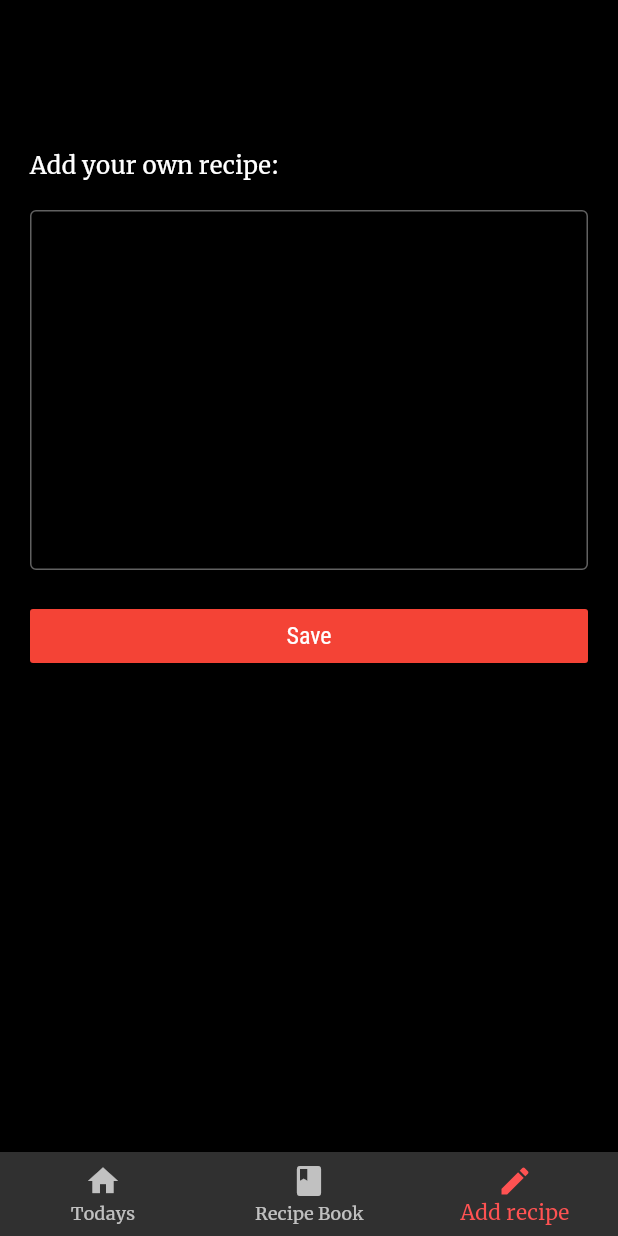
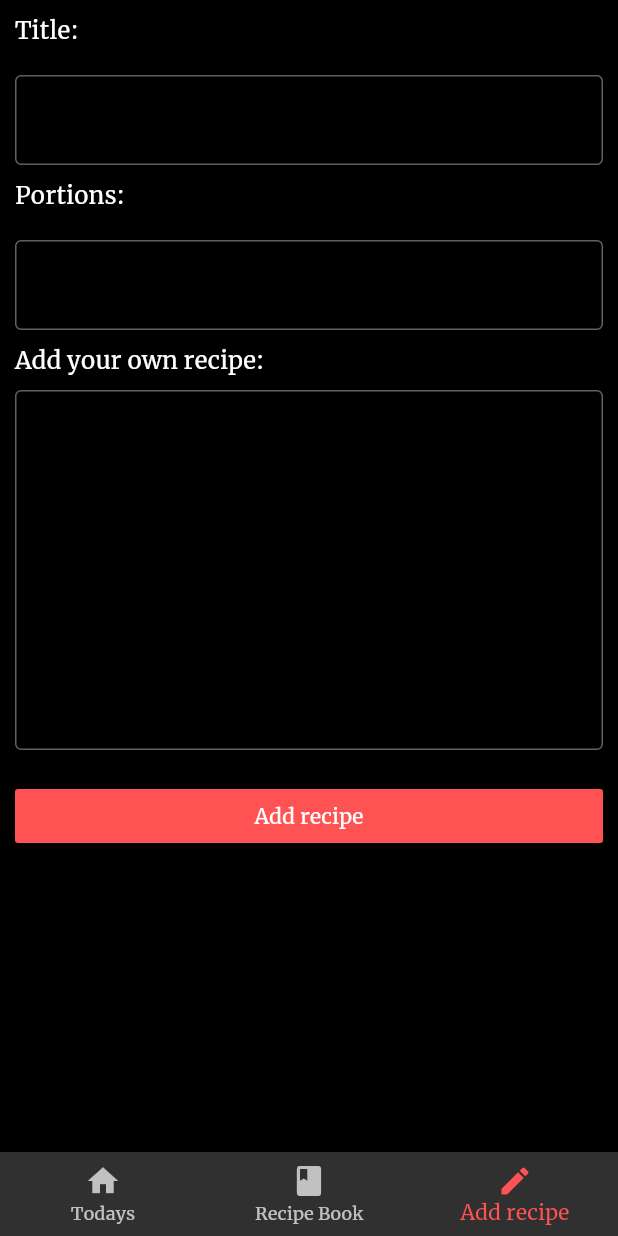
Before and after one commit to sofiarivas/num-num, a Flutter app: the screen it shows after launch, item 3 of the bottom bar chosen, on a phone screen of 412 x 824 dp. Run offline on Flutter 3.47's test engine with Material 2 defaults, Android fonts, the phone set to English and light mode, and no system bars; our stand-ins replace cloud_firestore; accounts and stored records are empty; network calls fail.

Commit message:
feat: add firebase to get and add recipes

```diff
--- a/lib/components/recipe_editor.dart
+++ b/lib/components/recipe_editor.dart
@@ -1,38 +1,103 @@
 import 'package:flutter/cupertino.dart';
 import 'package:flutter/material.dart';
+import 'package:provider/provider.dart';
+import 'package:num_num/my_model.dart';
+import 'package:cloud_firestore/cloud_firestore.dart';
 
-class RecipeEditor extends StatelessWidget {
-  const RecipeEditor({
-    Key key,
-  }) : super(key: key);
+final firestoreInstance = Firestore.instance;
+
+class RecipeEditor extends StatefulWidget {
+  final onCreate;
+
+  RecipeEditor({@required this.onCreate});
+
+  @override
+  State<StatefulWidget> createState() {
+    return RecipeEditorCreateState();
+  }
+}
+
+class RecipeEditorCreateState extends State<RecipeEditor> {
+  // Controller that handles the TextField
+  final myController = TextEditingController();
+  final myTitleController = TextEditingController();
+  final myPortionsController = TextEditingController();
+  @override
+  void dispose() {
+    myController.dispose();
+  }
 
   @override
   Widget build(BuildContext context) {
-    return ListView(
-      padding: EdgeInsets.symmetric(horizontal: 20.0, vertical: 100.0),
+    return Padding(
+        padding: EdgeInsets.symmetric(vertical: 10, horizontal: 10),
+        child: ListView(
           children: <Widget>[
             Container(
-          child: Text('Add your own recipe:',
+              child:
+                  Text('Title:', style: Theme.of(context).textTheme.subtitle1),
+            ),
+            SizedBox(
+              height: 20.0,
+            ),
+            TextField(
+              maxLines: 1,
+              controller: myTitleController,
+              decoration: InputDecoration(
+                border: OutlineInputBorder(),
+              ),
+            ),
+            SizedBox(
+              height: 10.0,
+            ),
+            Container(
+              child: Text('Portions:',
                   style: Theme.of(context).textTheme.subtitle1),
             ),
             SizedBox(
               height: 20.0,
             ),
             TextField(
+              maxLines: 1,
+              controller: myPortionsController,
+              decoration: InputDecoration(
+                border: OutlineInputBorder(),
+              ),
+            ),
+            SizedBox(
+              height: 10.0,
+            ),
+            Container(
+              child: Text('Add your own recipe:',
+                  style: Theme.of(context).textTheme.subtitle1),
+            ),
+            SizedBox(
+              height: 10.0,
+            ),
+            TextField(
               maxLines: 10,
-          decoration: InputDecoration(border: OutlineInputBorder()),
+              controller: myController,
+              decoration: InputDecoration(
+                border: OutlineInputBorder(),
+              ),
             ),
             SizedBox(
               height: 20.0,
             ),
-        RaisedButton(
-          onPressed: () {},
-          color: Theme.of(context).primaryColor,
-          splashColor: Theme.of(context).splashColor,
-          child: const Text('Save',
-              style: TextStyle(fontSize: 16.0, fontFamily: 'Roboto Condensed')),
-        ),
+            Container(
+                child: RaisedButton(
+              color: Theme.of(context).accentColor,
+              child: Text('Add recipe'),
+              onPressed: () {
+                firestoreInstance.collection("recipes").add({
+                  "name": myTitleController.text,
+                  "portions": 4,
+                }).then((value) {
+                  print(value.documentID);
+                });
+              },
+            )),
           ],
-    );
+        ));
   }
 }
--- a/lib/main.dart
+++ b/lib/main.dart
@@ -1,6 +1,8 @@
 import 'package:flutter/cupertino.dart';
 import 'package:flutter/material.dart';
 import 'package:num_num/view/home.dart';
+import 'package:provider/provider.dart';
+import 'package:num_num/my_model.dart';
 
 void main() {
   runApp(MyApp());
@@ -9,7 +11,9 @@ void main() {
 class MyApp extends StatelessWidget {
   @override
   Widget build(BuildContext context) {
-    return MaterialApp(
+    return ChangeNotifierProvider(
+      create: (context) => MyModel(),
+      child: MaterialApp(
           title: 'num num app',
           theme: ThemeData(
             scaffoldBackgroundColor: Colors.black,
@@ -21,6 +25,7 @@ class MyApp extends StatelessWidget {
             primaryColorDark: Colors.red.shade700,
             visualDensity: VisualDensity.adaptivePlatformDensity,
           ),
-        home: Home());
+          home: Home()),
+    );
   }
 }
--- /dev/null
+++ b/lib/my_model.dart
@@ -0,0 +1,26 @@
+import 'package:flutter/material.dart';
+import 'package:num_num/recipe.dart';
+
+class MyModel with ChangeNotifier {
+  int selectedView = 0;
+
+  List<Recipe> myRecipes = [
+    Recipe('Apple crumble pie',
+        'Apple crisp is a dessert made with a topping of a mixture of brown sugar, flour, and butter. An apple crumble is a dessert of baked chopped apples topped with rolled oats and brown sugar.'),
+    Recipe('Summer Fruit Salad', 'some instructions!!'),
+  ];
+
+  void addRecipe(String title, String description) {
+    myRecipes.add(Recipe(title, description));
+    selectedView = 1;
+
+    print(myRecipes[0].getName());
+    notifyListeners();
+  }
+
+  void changeView(int index) {
+    print(index);
+    selectedView = index;
+    print(selectedView);
+  }
+}
--- a/lib/recipe.dart
+++ b/lib/recipe.dart
@@ -1,7 +1,10 @@
 class Recipe {
+  String _name;
   String _description;
-  Recipe(this._description);
+  Recipe(this._name, this._description);
 
+  getName() => this._name;
+  setName(name) => this._name = name;
   getDescription() => this._description;
   setDescription(description) => this._description = description;
 }
--- a/lib/view/home.dart
+++ b/lib/view/home.dart
@@ -2,6 +2,8 @@ import 'package:flutter/material.dart';
 import 'package:num_num/components/recipe_editor.dart';
 import 'package:num_num/view/todays_recipes.dart';
 import 'package:num_num/view/recipes_list.dart';
+import 'package:provider/provider.dart';
+import 'package:num_num/my_model.dart';
 
 class Home extends StatefulWidget {
   @override
@@ -12,19 +14,23 @@ class Home extends StatefulWidget {
 
 class _HomeState extends State<Home> {
   int _currentIndex = 0;
-  final List<Widget> _children = [
-    TodaysRecipes(),
-    RecipesList(),
-    RecipeEditor()
-  ];
+
   void onTabTapped(int index) {
     setState(() {
       _currentIndex = index;
     });
   }
 
+  final List<Widget> _children = [
+    TodaysRecipes(),
+    RecipesList(),
+    RecipeEditor()
+  ];
+
   @override
   Widget build(BuildContext context) {
+    return Consumer<MyModel>(//            <--- MyModel Consumer
+        builder: (context, myModel, child) {
       return Scaffold(
         body: Center(child: _children.elementAt(_currentIndex)),
         bottomNavigationBar: BottomNavigationBar(
@@ -49,5 +55,6 @@ class _HomeState extends State<Home> {
           ],
         ),
       );
+    });
   }
 }
--- a/pubspec.yaml
+++ b/pubspec.yaml
@@ -23,6 +23,8 @@ environment:
 dependencies:
   flutter:
     sdk: flutter
+  provider: ^4.3.2
+  cloud_firestore: ^0.13.0+1
 
 
   # The following adds the Cupertino Icons font to your application.
```
Also changed, not shown: lib/view/recipes_list.dart (+70 -18 lines), lib/view/todays_recipes.dart (+1 -6 lines), pubspec.lock, 6 other files. Lines whose indentation alone changed are shown as unchanged.
